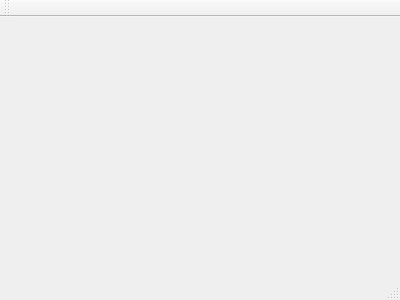
This is mainwindow.ui in lucianopeixoto/SteamFriendsTagger as Qt 5 draws it before an edit. The edited form follows.
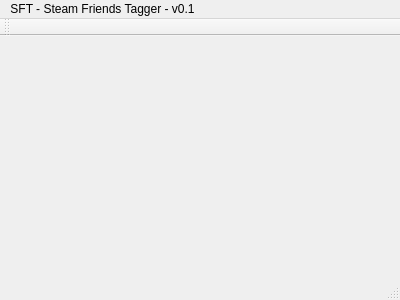
This is the edited form.

Commit message: Testes com o QT.

```diff
--- a/mainwindow.ui
+++ b/mainwindow.ui
@@ -12,13 +12,34 @@
   <property name="windowTitle" >
    <string>MainWindow</string>
   </property>
-  <widget class="QMenuBar" name="menuBar" />
-  <widget class="QToolBar" name="mainToolBar" />
-  <widget class="QWidget" name="centralWidget" />
-  <widget class="QStatusBar" name="statusBar" />
+  <widget class="QWidget" name="centralWidget"/>
+  <widget class="QMenuBar" name="menuBar">
+   <property name="geometry">
+    <rect>
+     <x>0</x>
+     <y>0</y>
+     <width>400</width>
+     <height>21</height>
+    </rect>
+   </property>
+   <widget class="QMenu" name="menuSFT_Steam_Friends_Tagger_v0_1">
+    <property name="title">
+     <string>SFT - Steam Friends Tagger - v0.1</string>
+    </property>
+   </widget>
+   <addaction name="menuSFT_Steam_Friends_Tagger_v0_1"/>
+  </widget>
+  <widget class="QToolBar" name="mainToolBar">
+   <attribute name="toolBarArea">
+    <enum>TopToolBarArea</enum>
+   </attribute>
+   <attribute name="toolBarBreak">
+    <bool>false</bool>
+   </attribute>
+  </widget>
+  <widget class="QStatusBar" name="statusBar"/>
  </widget>
- <layoutDefault spacing="6" margin="11" />
- <pixmapfunction></pixmapfunction>
+ <layoutdefault spacing="6" margin="11"/>
  <resources/>
  <connections/>
 </ui>
```
Left out of the diff: 7 changed lines with no effect on the pictures. The commit also changes 1 other file.
